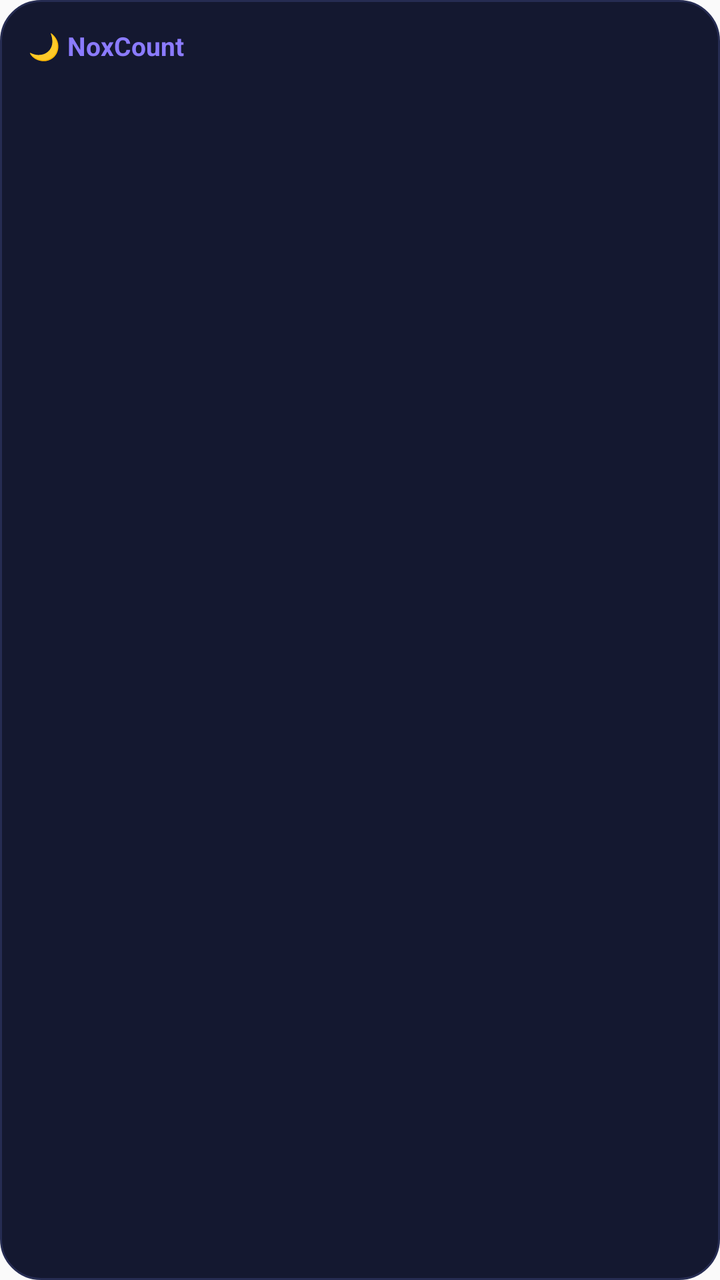
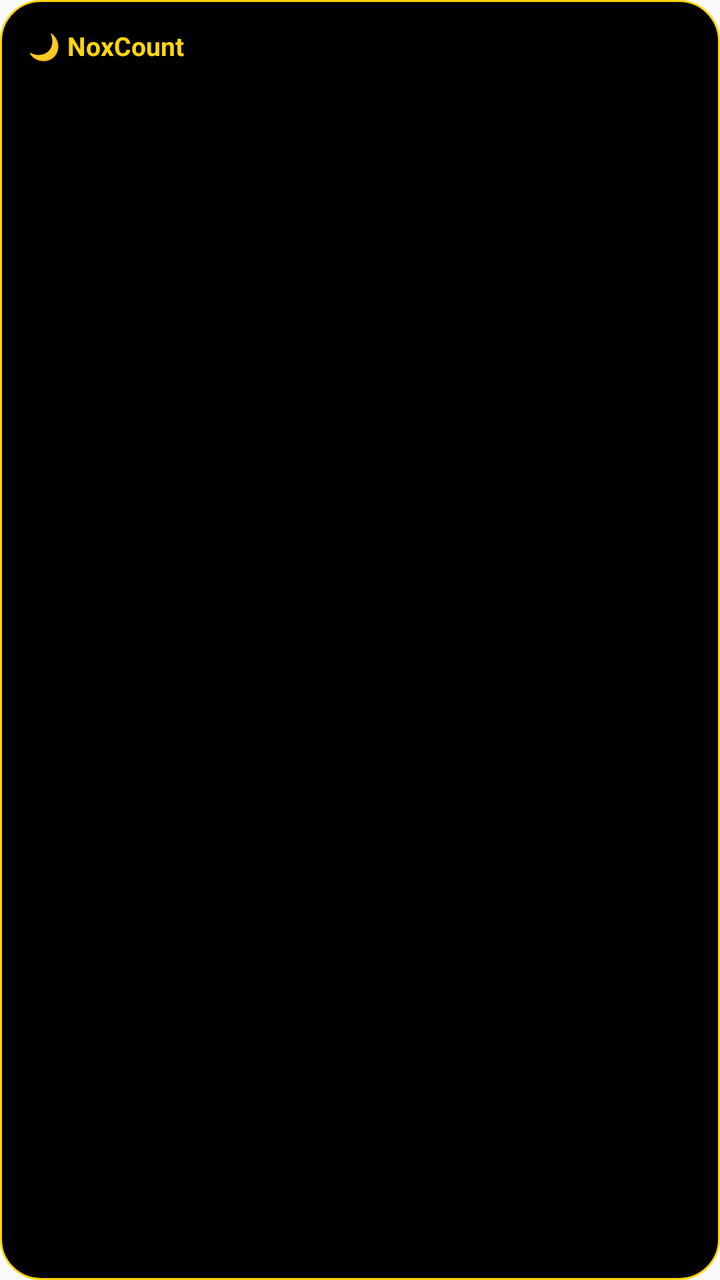

The first picture is an Android layout as it rendered before a commit; the second is the same layout after the commit. The layout source and the unified diff follow.
<!-- AndroidManifest.xml: application theme AppTheme -->
<!-- res/layout/nox_widget.xml -->
<?xml version="1.0" encoding="utf-8"?>
<LinearLayout xmlns:android="http://schemas.android.com/apk/res/android"
    android:id="@+id/w_root"
    android:layout_width="match_parent"
    android:layout_height="match_parent"
    android:orientation="vertical"
    android:padding="14dp"
    android:background="@drawable/widget_bg">

    <LinearLayout
        android:layout_width="match_parent"
        android:layout_height="wrap_content"
        android:orientation="horizontal">
        <TextView
            android:layout_width="0dp"
            android:layout_height="wrap_content"
            android:layout_weight="1"
            android:text="🌙 NoxCount"
            android:textColor="#8B7BFF"
            android:textSize="13sp"
            android:textStyle="bold" />
        <TextView
            android:id="@+id/w_month"
            android:layout_width="wrap_content"
            android:layout_height="wrap_content"
            android:textColor="#8B90B0"
            android:textSize="11sp" />
    </LinearLayout>

    <TextView
        android:id="@+id/w_balance"
        android:layout_width="match_parent"
        android:layout_height="wrap_content"
        android:layout_marginTop="6dp"
        android:textColor="#E8EAF6"
        android:textSize="26sp"
        android:textStyle="bold"
        android:maxLines="1" />

    <LinearLayout
        android:layout_width="match_parent"
        android:layout_height="wrap_content"
        android:layout_marginTop="6dp"
        android:orientation="horizontal">
        <TextView
            android:id="@+id/w_income"
            android:layout_width="0dp"
            android:layout_height="wrap_content"
            android:layout_weight="1"
            android:textColor="#3DDC97"
            android:textSize="13sp"
            android:maxLines="1" />
        <TextView
            android:id="@+id/w_expense"
            android:layout_width="0dp"
            android:layout_height="wrap_content"
            android:layout_weight="1"
            android:textColor="#FF6B81"
            android:textSize="13sp"
            android:maxLines="1" />
    </LinearLayout>
</LinearLayout>
<!-- resources referenced by this layout -->
<resources>
  <!-- drawable widget_bg (drawable) -->
  <?xml version="1.0" encoding="utf-8"?>
  <shape xmlns:android="http://schemas.android.com/apk/res/android" android:shape="rectangle">
      <solid android:color="#141830" />
      <corners android:radius="20dp" />
      <stroke android:width="1dp" android:color="#262C52" />
  </shape>
  <style name="AppTheme" parent="Theme.AppCompat.Light.DarkActionBar">
          
          <item name="colorPrimary">@color/colorPrimary</item>
          <item name="colorPrimaryDark">@color/colorPrimaryDark</item>
          <item name="colorAccent">@color/colorAccent</item>
      </style>
</resources>

<!-- the commit's change to res/layout/nox_widget.xml (unified diff, before → after) -->
@@ -16,14 +16,14 @@
             android:layout_height="wrap_content"
             android:layout_weight="1"
             android:text="🌙 NoxCount"
-            android:textColor="#8B7BFF"
+            android:textColor="#FFD60A"
             android:textSize="13sp"
             android:textStyle="bold" />
         <TextView
             android:id="@+id/w_month"
             android:layout_width="wrap_content"
             android:layout_height="wrap_content"
-            android:textColor="#8B90B0"
+            android:textColor="#A3A3A3"
             android:textSize="11sp" />
     </LinearLayout>
 
@@ -32,7 +32,7 @@
         android:layout_width="match_parent"
         android:layout_height="wrap_content"
         android:layout_marginTop="6dp"
-        android:textColor="#E8EAF6"
+        android:textColor="#FFFFFF"
         android:textSize="26sp"
         android:textStyle="bold"
         android:maxLines="1" />
@@ -47,7 +47,7 @@
             android:layout_width="0dp"
             android:layout_height="wrap_content"
             android:layout_weight="1"
-            android:textColor="#3DDC97"
+            android:textColor="#FFD60A"
             android:textSize="13sp"
             android:maxLines="1" />
         <TextView
@@ -55,7 +55,7 @@
             android:layout_width="0dp"
             android:layout_height="wrap_content"
             android:layout_weight="1"
-            android:textColor="#FF6B81"
+            android:textColor="#FFFFFF"
             android:textSize="13sp"
             android:maxLines="1" />
     </LinearLayout>
<!-- resource entries referenced after the edit -->
@@ -3,9 +3,9 @@
   <!-- drawable widget_bg (drawable) -->
   <?xml version="1.0" encoding="utf-8"?>
   <shape xmlns:android="http://schemas.android.com/apk/res/android" android:shape="rectangle">
-      <solid android:color="#141830" />
+      <solid android:color="#000000" />
       <corners android:radius="20dp" />
-      <stroke android:width="1dp" android:color="#262C52" />
+      <stroke android:width="1dp" android:color="#FFD60A" />
   </shape>
   <style name="AppTheme" parent="Theme.AppCompat.Light.DarkActionBar">
           
